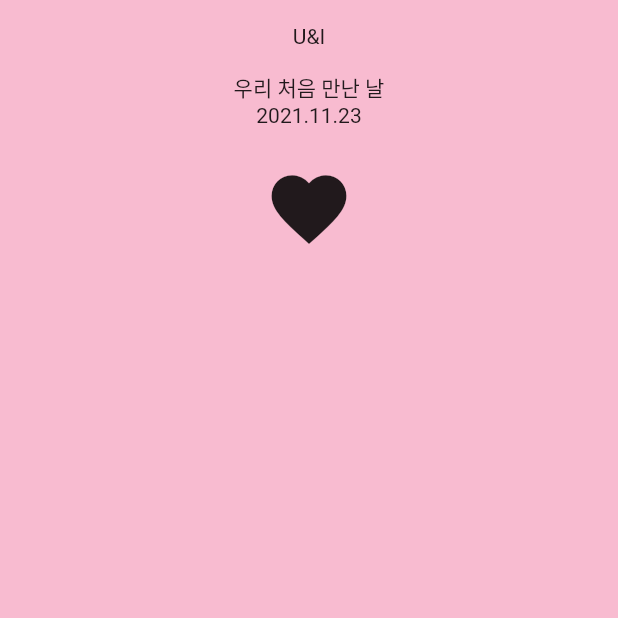
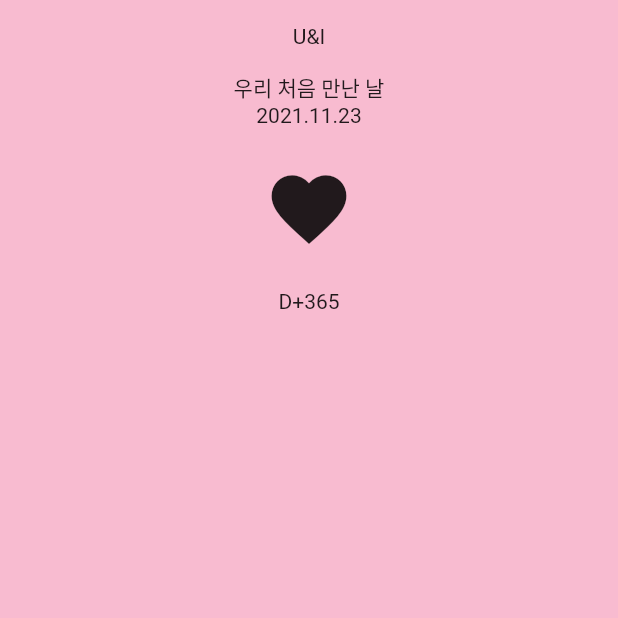
Before and after one commit to chihyeonwon/Loving_Day, a Flutter app: the screen it shows after launch, on a phone screen of 412 x 824 dp, the top half of it. Run offline on Flutter 3.47's test engine with Material 2 defaults, Android fonts, the light colour scheme and no system bars.

Commit message:
만난 후 DDay 텍스트 추가

```diff
--- a/lib/home_screen.dart
+++ b/lib/home_screen.dart
@@ -58,7 +58,13 @@ class _DDay extends StatelessWidget {
             Icons.favorite,
           ),
         ),
-      ]
+        const SizedBox(
+          height:16.0,
+        ),
+        Text( // 만난 후 DDay
+          'D+365',
+        ),
+      ],
     );
   }
 }
```
